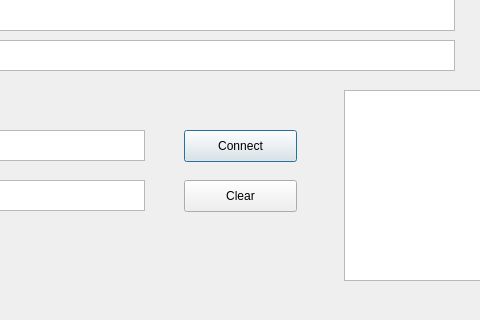
This is chatclient/client/dialog.ui in Radicas/ChatRoomByCpp11 as Qt 5 draws it before an edit; both pictures show x 236 to 716 and y 280 to 600 of the 800 by 600 pixel window. The edited form follows.
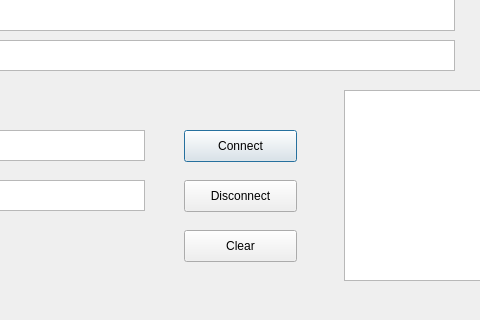
This is the edited form.

Commit message: 添加断开连接按钮

```diff
--- a/chatclient/client/dialog.ui
+++ b/chatclient/client/dialog.ui
@@ -86,7 +86,7 @@
    <property name="geometry">
     <rect>
      <x>420</x>
-     <y>460</y>
+     <y>510</y>
      <width>113</width>
      <height>32</height>
     </rect>
@@ -128,6 +128,19 @@
     </rect>
    </property>
   </widget>
+  <widget class="QPushButton" name="disconnect">
+   <property name="geometry">
+    <rect>
+     <x>420</x>
+     <y>460</y>
+     <width>113</width>
+     <height>32</height>
+    </rect>
+   </property>
+   <property name="text">
+    <string>Disconnect</string>
+   </property>
+  </widget>
  </widget>
  <resources/>
  <connections/>
```
The commit also changes 2 other files.
